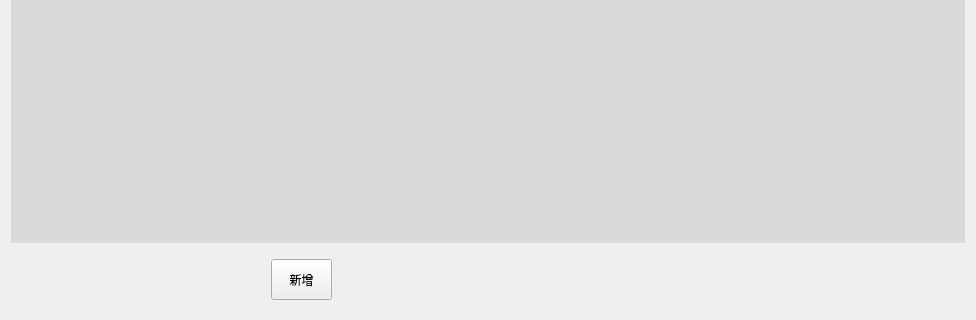
First picture: the form in Qt/ERP/ordermanager.ui, repository superp2017/NTERP, before the edit; both pictures show x 0 to 976 and y 429 to 749 of the 976 by 749 pixel window.
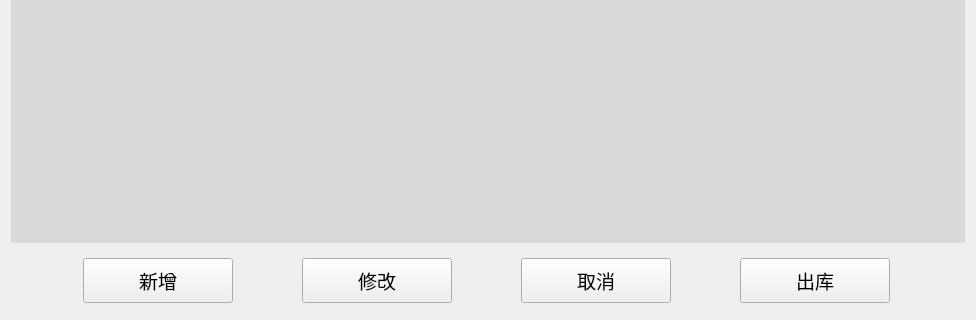
Second picture: the form after the edit.

Diff of the .ui file:
```diff
--- a/Qt/ERP/ordermanager.ui
+++ b/Qt/ERP/ordermanager.ui
@@ -82,21 +82,108 @@
        <height>60</height>
       </size>
      </property>
-     <widget class="QPushButton" name="pushButton_new">
-      <property name="geometry">
-       <rect>
-        <x>260</x>
-        <y>10</y>
-        <width>61</width>
-        <height>41</height>
-       </rect>
-      </property>
-      <property name="text">
-       <string>新增</string>
-      </property>
-     </widget>
-     <zorder>pushButton_new</zorder>
-     <zorder></zorder>
+     <layout class="QHBoxLayout" name="horizontalLayout_2">
+      <item>
+       <widget class="QPushButton" name="pushButton_new">
+        <property name="minimumSize">
+         <size>
+          <width>0</width>
+          <height>45</height>
+         </size>
+        </property>
+        <property name="maximumSize">
+         <size>
+          <width>150</width>
+          <height>16777215</height>
+         </size>
+        </property>
+        <property name="font">
+         <font>
+          <family>Arial</family>
+          <pointsize>14</pointsize>
+         </font>
+        </property>
+        <property name="text">
+         <string>新增</string>
+        </property>
+       </widget>
+      </item>
+      <item>
+       <widget class="QPushButton" name="pushButton_mod">
+        <property name="minimumSize">
+         <size>
+          <width>0</width>
+          <height>45</height>
+         </size>
+        </property>
+        <property name="maximumSize">
+         <size>
+          <width>150</width>
+          <height>16777215</height>
+         </size>
+        </property>
+        <property name="font">
+         <font>
+          <family>Arial</family>
+          <pointsize>14</pointsize>
+         </font>
+        </property>
+        <property name="text">
+         <string>修改</string>
+        </property>
+       </widget>
+      </item>
+      <item>
+       <widget class="QPushButton" name="pushButton_cancle">
+        <property name="minimumSize">
+         <size>
+          <width>0</width>
+          <height>45</height>
+         </size>
+        </property>
+        <property name="maximumSize">
+         <size>
+          <width>150</width>
+          <height>16777215</height>
+         </size>
+        </property>
+        <property name="font">
+         <font>
+          <family>Arial</family>
+          <pointsize>14</pointsize>
+         </font>
+        </property>
+        <property name="text">
+         <string>取消</string>
+        </property>
+       </widget>
+      </item>
+      <item>
+       <widget class="QPushButton" name="pushButton_success">
+        <property name="minimumSize">
+         <size>
+          <width>0</width>
+          <height>45</height>
+         </size>
+        </property>
+        <property name="maximumSize">
+         <size>
+          <width>150</width>
+          <height>16777215</height>
+         </size>
+        </property>
+        <property name="font">
+         <font>
+          <family>Arial</family>
+          <pointsize>14</pointsize>
+         </font>
+        </property>
+        <property name="text">
+         <string>出库</string>
+        </property>
+       </widget>
+      </item>
+     </layout>
     </widget>
    </item>
   </layout>
```
Left out of the diff: 6 changed lines with no effect on the pictures.
